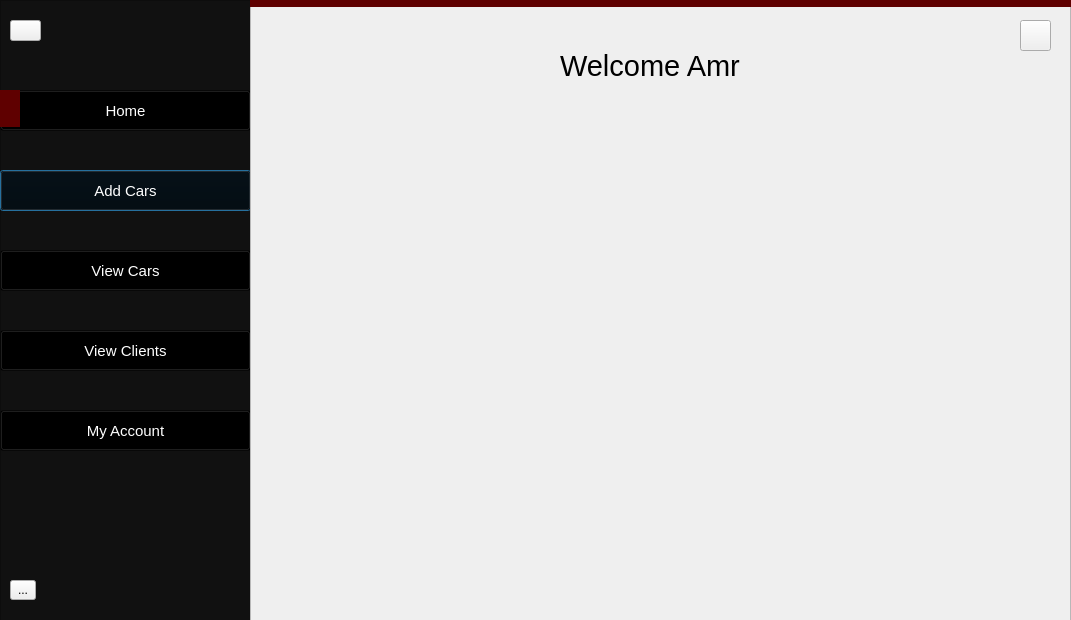
First picture: the form in YES-Car-Rentals/centraladmin.ui, repository Sickojo/Yes-Car-Rentals, before the edit.
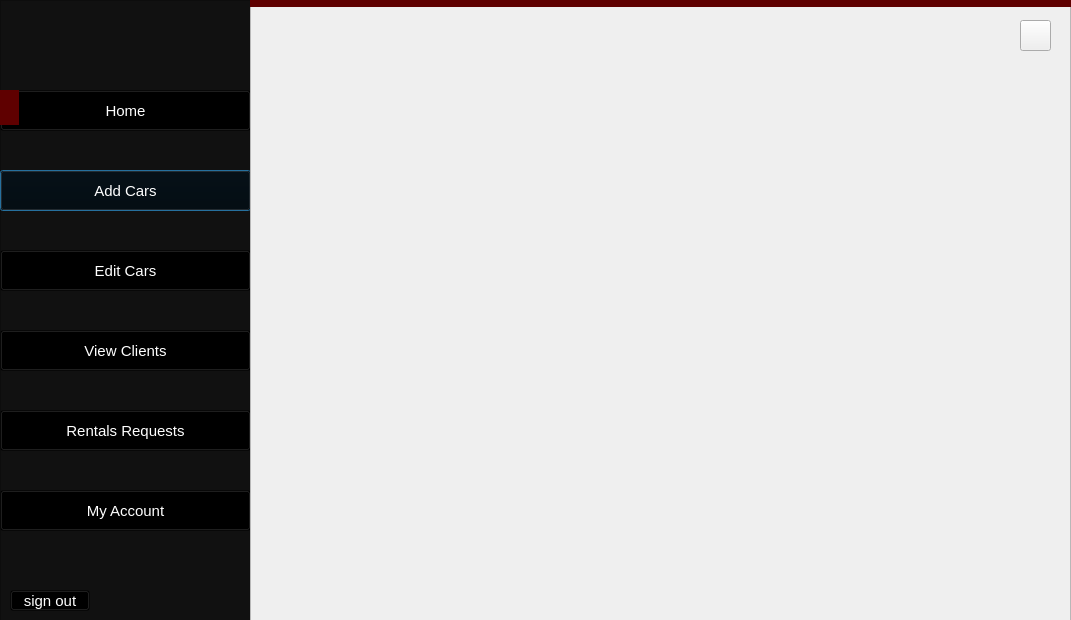
Second picture: the form after the edit. Icons and pictures are not drawn.

Patch:
```diff
--- a/YES-Car-Rentals/centraladmin.ui
+++ b/YES-Car-Rentals/centraladmin.ui
@@ -38,7 +38,7 @@
         color:#ffffff;
 }
 
-QPushButton#HomeButton:hover, QPushButton#AddCars:hover,  QPushButton#EditCars:hover, QPushButton#MyAccount:hover, QPushButton#ViewClients:hover
+QPushButton#HomeButton:hover, QPushButton#AddCars:hover,  QPushButton#EditCars:hover, QPushButton#MyAccount:hover, QPushButton#ViewClients:hover,QPushButton#Rental:hover,QPushButton#signout:hover
 {
         font-size:15px;
         background:#222;
@@ -62,8 +62,8 @@
      <rect>
       <x>0</x>
       <y>90</y>
-      <width>20</width>
-      <height>37</height>
+      <width>19</width>
+      <height>35</height>
      </rect>
     </property>
     <property name="styleSheet">
@@ -96,36 +96,7 @@
      </rect>
     </property>
     <property name="text">
-     <string>View Cars</string>
-    </property>
-   </widget>
-   <widget class="QToolButton" name="toolButton">
-    <property name="geometry">
-     <rect>
-      <x>10</x>
-      <y>580</y>
-      <width>26</width>
-      <height>20</height>
-     </rect>
-    </property>
-    <property name="text">
-     <string>...</string>
-    </property>
-   </widget>
-   <widget class="QToolButton" name="toolButton_2">
-    <property name="geometry">
-     <rect>
-      <x>10</x>
-      <y>20</y>
-      <width>31</width>
-      <height>21</height>
-     </rect>
-    </property>
-    <property name="styleSheet">
-     <string notr="true">border-image:url(L:/UNI/Projects/Project one/Grind/Project/QT/data/icons/home.png)0 0 0 0 stretch stretch;</string>
-    </property>
-    <property name="text">
-     <string/>
+     <string>Edit Cars</string>
     </property>
    </widget>
    <widget class="QLabel" name="label_3">
@@ -133,8 +104,8 @@
      <rect>
       <x>20</x>
       <y>90</y>
-      <width>41</width>
-      <height>31</height>
+      <width>35</width>
+      <height>35</height>
      </rect>
     </property>
     <property name="text">
@@ -158,7 +129,7 @@
     <property name="geometry">
      <rect>
       <x>0</x>
-      <y>410</y>
+      <y>490</y>
       <width>251</width>
       <height>41</height>
      </rect>
@@ -180,6 +151,100 @@
      <string>View Clients</string>
     </property>
    </widget>
+   <widget class="QPushButton" name="Rental">
+    <property name="geometry">
+     <rect>
+      <x>0</x>
+      <y>410</y>
+      <width>251</width>
+      <height>41</height>
+     </rect>
+    </property>
+    <property name="text">
+     <string>Rentals Requests</string>
+    </property>
+   </widget>
+   <widget class="QLabel" name="label_5">
+    <property name="geometry">
+     <rect>
+      <x>20</x>
+      <y>170</y>
+      <width>35</width>
+      <height>35</height>
+     </rect>
+    </property>
+    <property name="text">
+     <string/>
+    </property>
+   </widget>
+   <widget class="QLabel" name="label_6">
+    <property name="geometry">
+     <rect>
+      <x>20</x>
+      <y>250</y>
+      <width>35</width>
+      <height>35</height>
+     </rect>
+    </property>
+    <property name="text">
+     <string/>
+    </property>
+   </widget>
+   <widget class="QLabel" name="label_7">
+    <property name="geometry">
+     <rect>
+      <x>20</x>
+      <y>330</y>
+      <width>35</width>
+      <height>35</height>
+     </rect>
+    </property>
+    <property name="text">
+     <string/>
+    </property>
+   </widget>
+   <widget class="QLabel" name="label_8">
+    <property name="geometry">
+     <rect>
+      <x>20</x>
+      <y>410</y>
+      <width>35</width>
+      <height>35</height>
+     </rect>
+    </property>
+    <property name="text">
+     <string/>
+    </property>
+   </widget>
+   <widget class="QLabel" name="label_9">
+    <property name="geometry">
+     <rect>
+      <x>20</x>
+      <y>490</y>
+      <width>35</width>
+      <height>35</height>
+     </rect>
+    </property>
+    <property name="text">
+     <string/>
+    </property>
+   </widget>
+   <widget class="QPushButton" name="signout">
+    <property name="geometry">
+     <rect>
+      <x>10</x>
+      <y>590</y>
+      <width>80</width>
+      <height>21</height>
+     </rect>
+    </property>
+    <property name="styleSheet">
+     <string notr="true"/>
+    </property>
+    <property name="text">
+     <string>sign out</string>
+    </property>
+   </widget>
    <zorder>AddCars</zorder>
    <zorder>EditCars</zorder>
    <zorder>toolButton</zorder>
@@ -279,7 +344,7 @@
 color:black;</string>
     </property>
     <property name="text">
-     <string>Welcome Amr</string>
+     <string/>
     </property>
    </widget>
   </widget>
```
Left out of the diff: 17 changed lines with no effect on the pictures.
